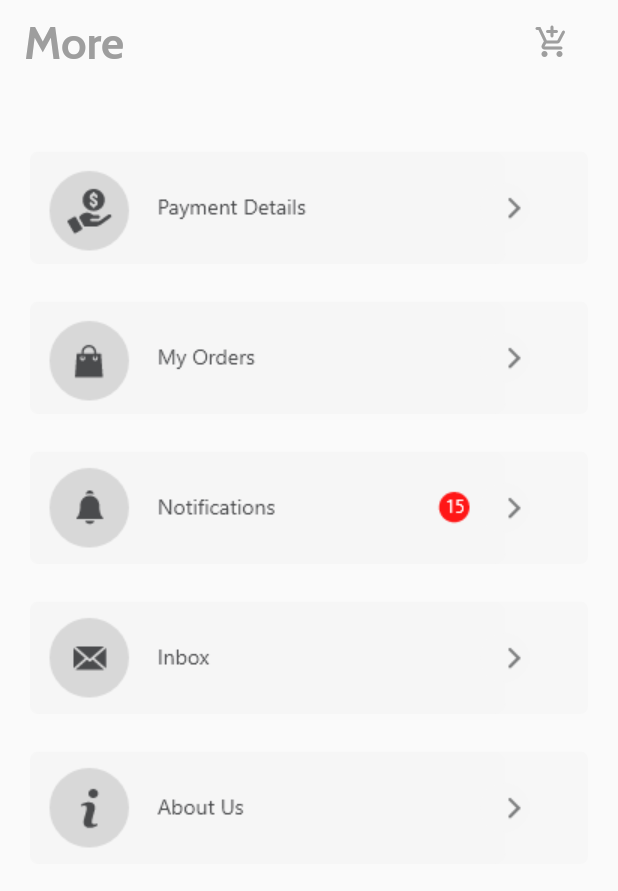
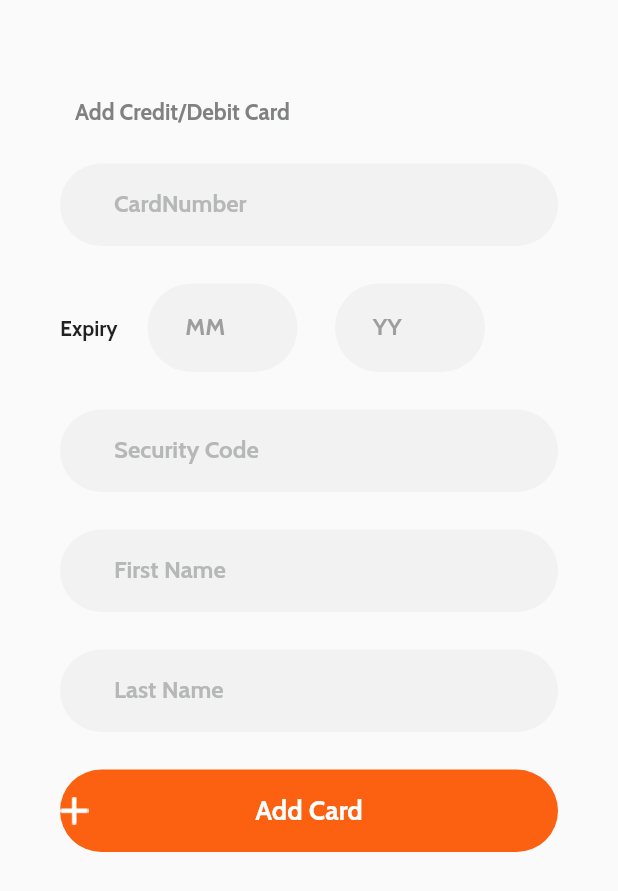
Before and after one commit to Luisfosp00/AppMonkeyE7, a Flutter app: the screen it shows after launch, on a phone screen of 412 x 824 dp. Shown: the top 891 px of the screen. Run offline on Flutter 3.47's test engine with Material 2 defaults, Android fonts, the light colour scheme and no system bars.

Commit message:
Envio_4_Seth

```diff
--- a/lib/main.dart
+++ b/lib/main.dart
@@ -5,7 +5,7 @@ void main() {
   runApp(MaterialApp(
       debugShowCheckedModeBanner: false,
       title: 'Monkey Delivery',
-      initialRoute: '/more',
+      initialRoute: '/creditcard',
       routes: routes,
       theme: ThemeData(
           primaryColor: const Color.fromRGBO(252, 96, 17, 1.0),
--- /dev/null
+++ b/lib/src/pages/addCreditCard_page.dart
@@ -0,0 +1,233 @@
+import 'package:flutter/material.dart';
+//import 'package:flutter/rendering.dart';
+
+class AddCreditCardPage extends StatelessWidget{
+  const AddCreditCardPage({Key? key}): super(key: key);
+
+  @override
+  Widget build(BuildContext context) {
+    final double _height = MediaQuery.of(context).size.height;
+    return Scaffold(
+      appBar: AppBar(
+        automaticallyImplyLeading: false,
+        shadowColor: Colors.transparent,
+
+        backgroundColor: Colors.transparent,
+        actions:<Widget>[
+            const SizedBox(width: 20,)
+        ],
+
+      ),
+      body: SingleChildScrollView(
+        child: Stack(
+        children: <Widget> [
+          Column(
+            children: <Widget>[
+              SizedBox(
+                height: _height *1.0,
+                width: double.infinity,
+                child: ListView(
+                  children:<Widget>[ Column(
+                    children:<Widget>[ Column(
+                      children: <Widget>[
+                        Container(
+                        margin: const EdgeInsets.only(top:10.0),
+                        child:Column(
+                          mainAxisAlignment: MainAxisAlignment.center,
+                          children: <Widget>[
+
+
+                             Container(
+                  alignment: Alignment.topLeft,
+                  child: const Text('Add Credit/Debit Card',
+                  style: TextStyle(
+                     fontWeight: FontWeight.bold,
+                    color: Color.fromARGB(255, 128, 129, 129),
+                    fontSize: 15),
+                    ),
+                  margin:  const EdgeInsets.only(left: 50.0),
+                ),
+                      const SizedBox(height: 25.0,),
+
+
+                      Container(
+                        width: double.infinity,
+                        height: 55.0,
+                        margin: const EdgeInsets.only(left: 40.0, right:40.0 ),
+                        decoration: BoxDecoration(
+                          borderRadius: BorderRadius.circular(30),
+                          color: const Color.fromRGBO(242, 242, 242, 1.0)
+                        ),
+                        child:TextFormField(
+                          obscureText: false,
+                            keyboardType: TextInputType.text,
+                            decoration: const InputDecoration(
+                              border: InputBorder.none,
+                                labelText: '          CardNumber',
+                                labelStyle: TextStyle(
+                                  color:  Color.fromRGBO(182, 183, 183, 1.0)
+                                )
+                            ),
+                        ),
+                      ),
+                      const SizedBox(height: 25.0,),
+
+                      Row(
+                        children: <Widget>[
+                          Container(
+                            child: const Text('Expiry'),
+                            margin: const EdgeInsets.only(left: 40.0,),
+                          ),
+                          Container(
+                              width: 100.0,
+                              padding: const EdgeInsets.symmetric(horizontal: 0.0),
+                              margin: const EdgeInsets.symmetric(horizontal: 20.0),
+                              decoration: BoxDecoration(
+                                color: Color.fromRGBO(242, 242, 242, 1.0),
+                                borderRadius: BorderRadius.circular(30),
+                              ),
+                              child: TextFormField(
+                                obscureText: false,
+                                keyboardType: TextInputType.number,
+                                decoration: const InputDecoration(
+                                  border: InputBorder.none,
+                                  labelText: '       MM',
+                                  labelStyle: TextStyle(
+                                    color: Colors.grey
+                                  )
+                                ),
+                              ),
+                            ),
+
+                            Container(
+                              width: 100.0,
+                              padding: const EdgeInsets.symmetric(horizontal: 0.0),
+                              margin: const EdgeInsets.symmetric(horizontal: 5.0),
+                              decoration: BoxDecoration(
+                                color: Color.fromRGBO(242, 242, 242, 1.0),
+                                borderRadius: BorderRadius.circular(30),
+                              ),
+                              child: TextFormField(
+                                obscureText: false,
+                                keyboardType: TextInputType.number,
+                                decoration: const InputDecoration(
+                                  border: InputBorder.none,
+                                  labelText: '       YY',
+                                  labelStyle: TextStyle(
+                                    color: Colors.grey
+                                  )
+                                ),
+                              ),
+                            ),
+
+                        ]
+                      ),
+
+
+                      const SizedBox(height: 25.0,),
+                      Container(
+                        width: double.infinity,
+                        height: 55.0,
+                        margin: const EdgeInsets.only(left: 40.0, right:40.0 ),
+                        decoration: BoxDecoration(
+                          borderRadius: BorderRadius.circular(30),
+                          color: const Color.fromRGBO(242, 242, 242, 1.0)
+                        ),
+                        child:TextFormField(
+                          obscureText: false,
+                            keyboardType: TextInputType.text,
+                            decoration: const InputDecoration(
+                              border: InputBorder.none,
+                                labelText: '          Security Code',
+                                labelStyle: TextStyle(
+                                  color:  Color.fromRGBO(182, 183, 183, 1.0)
+                                )
+                            ),
+                        ),
+                      ),
+                      const SizedBox(height: 25.0,),
+                      Container(
+                        width: double.infinity,
+                        height: 55.0,
+                        margin: const EdgeInsets.only(left: 40.0, right:40.0 ),
+                        decoration: BoxDecoration(
+                          borderRadius: BorderRadius.circular(30),
+                          color: const Color.fromRGBO(242, 242, 242, 1.0)
+                        ),
+                        child:TextFormField(
+                          obscureText: true,
+                            keyboardType: TextInputType.text,
+                            decoration: const InputDecoration(
+                              border: InputBorder.none,
+                                labelText: '          First Name',
+                                labelStyle: TextStyle(
+                                  color:  Color.fromRGBO(182, 183, 183, 1.0)
+                                )
+                            ),
+                        ),
+                      ),
+                      const SizedBox(height: 25.0,),
+                      Container(
+                        width: double.infinity,
+                        height: 55.0,
+                        margin: const EdgeInsets.only(left: 40.0, right:40.0 ),
+                        decoration: BoxDecoration(
+                          borderRadius: BorderRadius.circular(30),
+                          color: const Color.fromRGBO(242, 242, 242, 1.0)
+                        ),
+                        child:TextFormField(
+                          obscureText: true,
+                            keyboardType: TextInputType.text,
+                            decoration: const InputDecoration(
+                              border: InputBorder.none,
+                                labelText: '          Last Name',
+                                labelStyle: TextStyle(
+                                  color:  Color.fromRGBO(182, 183, 183, 1.0)
+                                )
+                            ),
+                        ),
+                      ),
+                      const SizedBox(height: 25.0,),
+                      Container(
+                        width: double.infinity,
+                        height: 55.0,
+                        margin: const EdgeInsets.only(left: 40.0, right:40.0 ),
+                        decoration: BoxDecoration(
+                          borderRadius: BorderRadius.circular(30),
+                          color: Theme.of(context).primaryColor,
+                           image: const DecorationImage(
+                            image: AssetImage("lib/src/img/mas.png"),
+                               alignment: Alignment.centerLeft,
+
+                          ),
+                        ),
+                        child:const TextButton(
+                          onPressed: null,
+                          child: Text('Add Card',
+                            style: TextStyle(
+                               fontSize: 18,
+                                color: Colors.white,
+                                //fontWeight: FontWeight.bold
+                             ),
+                          ),
+                        ),
+                      ),
+                      const SizedBox(height: 25.0,),
+
+
+                      ],
+                     ),
+                    ),
+                      ],
+                      ),
+                    ]),
+                  ]),
+          ),
+        ],
+      ),
+        ],
+        ),
+      ),
+          );
+  }
+}
--- a/lib/src/routes/routes.dart
+++ b/lib/src/routes/routes.dart
@@ -1,3 +1,4 @@
+import 'package:appmonkeyequipo7/src/pages/addCreditCard_page.dart';
 import 'package:appmonkeyequipo7/src/pages/carrusel1_page.dart';
 import 'package:appmonkeyequipo7/src/pages/carrusel2_page.dart';
 import 'package:appmonkeyequipo7/src/pages/carrusel3_page.dart';
@@ -31,4 +32,5 @@ final routes=<String, WidgetBuilder>{
   '/latest':(BuildContext context) => const LatestOffersPage(),
   '/profile':(BuildContext context) => const ProfilePage(),
   '/more': (BuildContext context) => const MorePage(),
+  '/creditcard': (BuildContext context) => const AddCreditCardPage(),
 };
--- a/pubspec.yaml
+++ b/pubspec.yaml
@@ -85,6 +85,8 @@ flutter:
     - lib/src/img/Notifications.png
     - lib/src/img/Inbox.png
     - lib/src/img/About_us.png
+    - lib/src/img/mas.png
+
 
 
 
```
Also changed, not shown: lib/src/img/mas.png (added).
